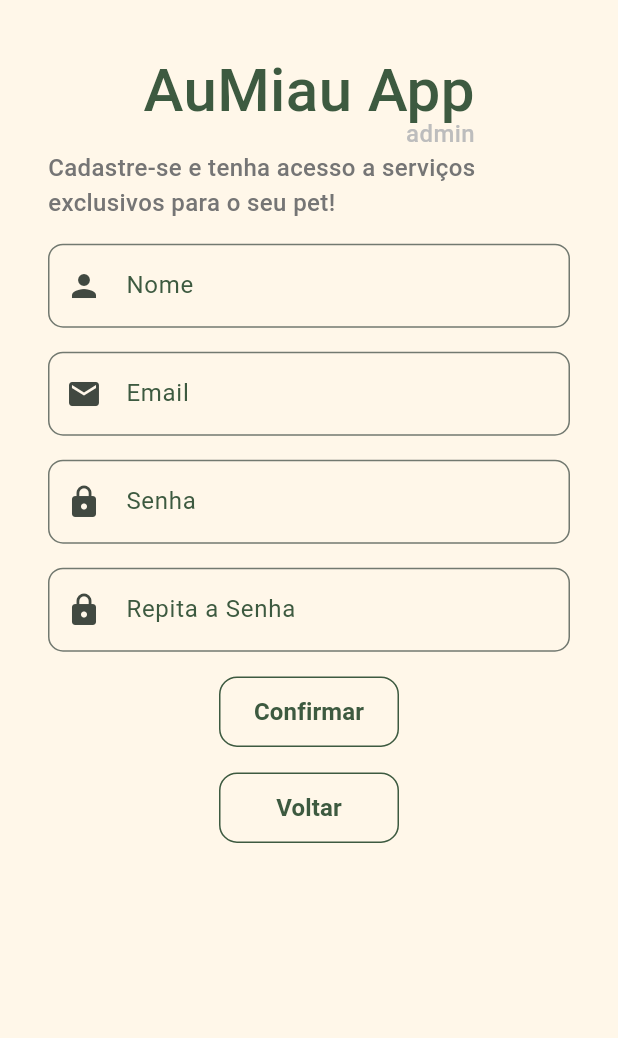
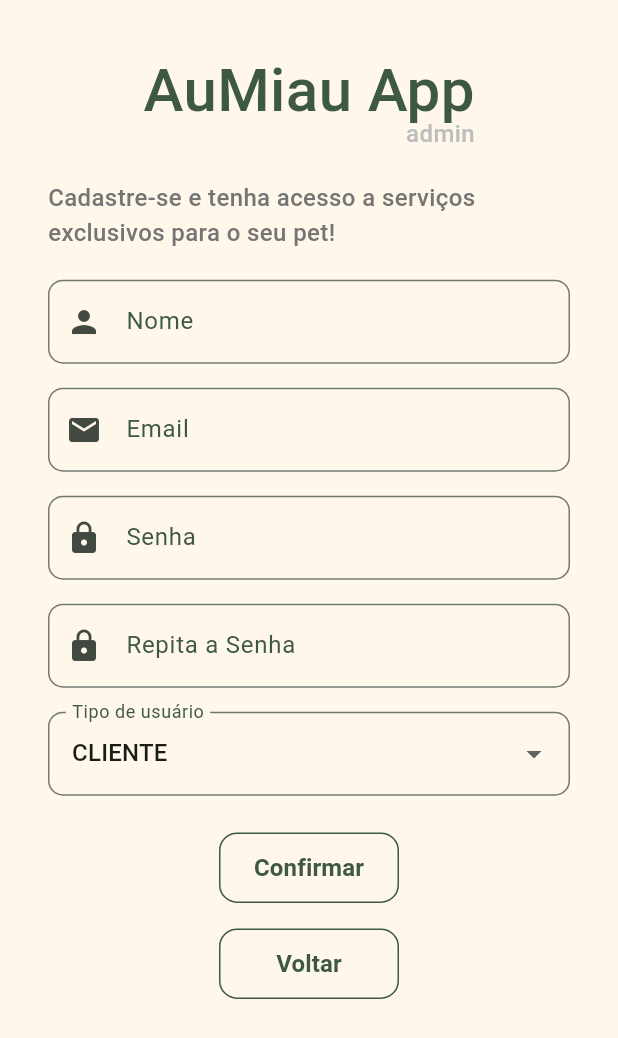
Before and after one commit to larissasenar/flutter_agendamento_pet, a Flutter app: the screen it shows after launch, after a tap on "Entrar", after a tap on "Cadastrar", on a phone screen of 412 x 824 dp. Shown: the top 1038 px of the screen. Run offline on Flutter 3.47's test engine with Material 3 defaults, Android fonts, the phone set to English and light mode, and no system bars; our stand-ins replace sqflite; accounts and stored records are empty.

Commit message:
Add
Cadastro funcional com diferenciação de tipo de usuário.
Telas exclusivas (cliente/admin).
Controle de acesso.

```diff
--- a/analysis_options.yaml
+++ b/analysis_options.yaml
@@ -11,7 +11,9 @@ analyzer:
   errors:
     avoid_print: ignore
     avoid_unnecessary_containers: ignore
+    await_only_futures: ignore
     sized_box_for_whitespace: ignore
+    use_build_context_synchronously: ignore
 include: package:flutter_lints/flutter.yaml
 
 linter:
--- /dev/null
+++ b/lib/data/database_helper.dart
@@ -0,0 +1,102 @@
+import 'package:sqflite/sqflite.dart';
+import 'package:path/path.dart';
+
+class DatabaseHelper {
+  static final DatabaseHelper instance = DatabaseHelper._init();
+  static Database? _database;
+
+  DatabaseHelper._init();
+
+  Future<Database> get database async {
+    if (_database != null) return _database!;
+    _database = await _initDB('usuarios.db');
+    return _database!;
+  }
+
+  Future<Database> _initDB(String filePath) async {
+    final dbPath = await getDatabasesPath();
+    final path = join(dbPath, filePath);
+
+    return await openDatabase(
+      path,
+      version: 2, // Atualize a versão para forçar uma recriação
+      onCreate: _createDB,
+      onUpgrade: (db, oldVersion, newVersion) async {
+        if (oldVersion < 2) {
+          // Aqui é onde você garante que, quando a versão mudar, a tabela será recriada
+          await db.execute("DROP TABLE IF EXISTS usuarios");
+          await _createDB(db, newVersion);
+        }
+      },
+    );
+  }
+
+  Future _createDB(Database db, int version) async {
+    await db.execute('''
+      CREATE TABLE usuarios (
+        id INTEGER PRIMARY KEY AUTOINCREMENT,
+        nome TEXT NOT NULL,
+        email TEXT NOT NULL UNIQUE,
+        senha TEXT NOT NULL,
+        tipo TEXT NOT NULL
+      )
+    ''');
+  }
+
+  Future<int> cadastrarUsuario(
+    String nome,
+    String email,
+    String senha,
+    String tipo,
+  ) async {
+    final db = await instance.database;
+    return await db.insert('usuarios', {
+      'nome': nome,
+      'email': email,
+      'senha': senha,
+      'tipo': tipo,
+    });
+  }
+
+  Future<Map<String, dynamic>?> buscarUsuario(
+    String email,
+    String senha,
+  ) async {
+    final db = await instance.database;
+
+    final result = await db.query(
+      'usuarios',
+      where: 'email = ? AND senha = ?',
+      whereArgs: [email, senha],
+    );
+
+    if (result.isNotEmpty) {
+      return result.first;
+    } else {
+      return null;
+    }
+  }
+
+  // Buscar usuário por email (para verificar se já existe)
+  Future<Map<String, dynamic>?> buscarUsuarioPorEmail(String email) async {
+    final db = await instance.database;
+
+    final result = await db.query(
+      'usuarios',
+      where: 'email = ?',
+      whereArgs: [email],
+    );
+
+    if (result.isNotEmpty) {
+      return result.first; // Retorna o primeiro usuário encontrado
+    } else {
+      return null; // Retorna null se não encontrar nenhum usuário com esse email
+    }
+  }
+
+  // Listar usuários (exemplo para debug)
+  Future<List<Map<String, dynamic>>> listarUsuarios() async {
+    final db = await instance.database;
+    return await db.query('usuarios');
+  }
+}
--- a/lib/data/database_pet.dart
+++ /dev/null
@@ -1,86 +0,0 @@
-import 'package:sqflite/sqflite.dart';
-import 'package:path/path.dart';
-import 'package:path_provider/path_provider.dart';
-import '../models/pet.dart';
-import '../models/agendamento.dart';
-
-class DatabasePet {
-  static Database? _database;
-  static final DatabasePet instance = DatabasePet._internal();
-
-  factory DatabasePet() => instance;
-
-  DatabasePet._internal();
-
-  Future<Database> get database async {
-    if (_database != null) return _database!;
-
-    _database = await _initDatabase(); //inicializamos o banco de dados chamando
-    return _database!;
-  }
-
-  Future<Database> _initDatabase() async {
-    final documentsDirectory = await getApplicationDocumentsDirectory();
-    final path = join(
-      documentsDirectory.path,
-      'agendamento_pet.db',
-    ); //cria, se não existir, o banco de dados
-    return await openDatabase(path, version: 1, onCreate: _createDb);
-  }
-
-  //_createDb(): É chamada apenas na primeira vez que o banco de dados é criado.
-  Future<void> _createDb(Database db, int version) async {
-    await db.execute('''
-      CREATE TABLE pets(
-        id INTEGER PRIMARY KEY AUTOINCREMENT,
-        nome TEXT NOT NULL,
-        raca TEXT NOT NULL,
-        idade INTEGER NOT NULL,
-        nomeDono TEXT NOT NULL,
-        telefoneDono TEXT NOT NULL
-      )
-    ''');
-    await db.execute('''
-      CREATE TABLE agendamentos(
-        id INTEGER PRIMARY KEY AUTOINCREMENT,
-        petId INTEGER NOT NULL,
-        dataHora TEXT NOT NULL,
-        servico TEXT NOT NULL,
-        observacoes TEXT,
-        FOREIGN KEY (petId) REFERENCES pets(id)
-      )
-    ''');
-  }
-
-  // Métodos para interagir com a tabela de Pets
-  Future<int> insertPet(Pet pet) async {
-    final db = await database;
-    return await db.insert('pets', pet.toMap());
-  }
-
-  Future<List<Pet>> getAllPets() async {
-    final db = await database;
-    final List<Map<String, dynamic>> maps = await db.query('pets');
-    return List.generate(maps.length, (i) {
-      return Pet.fromMap(maps[i]);
-    });
-  }
-
-  // Adicione outros métodos para Pets (update, delete, getById, etc.)
-
-  // Métodos para interagir com a tabela de Agendamentos
-  Future<int> insertAgendamento(Agendamento agendamento) async {
-    final db = await database;
-    return await db.insert('agendamentos', agendamento.toMap());
-  }
-
-  Future<List<Agendamento>> getAllAgendamentos() async {
-    final db = await database;
-    final List<Map<String, dynamic>> maps = await db.query('agendamentos');
-    return List.generate(maps.length, (i) {
-      return Agendamento.fromMap(maps[i]);
-    });
-  }
-
-  // métodos para agendamentos (update, delete)
-}
--- a/lib/main.dart
+++ b/lib/main.dart
@@ -1,11 +1,11 @@
 import 'package:flutter/material.dart';
 import 'package:flutter_agendamento_pet/core/theme.dart';
-import 'package:flutter_agendamento_pet/data/database_pet.dart';
+import 'package:flutter_agendamento_pet/data/database_helper.dart';
 import 'package:flutter_agendamento_pet/pages/sign_in_page.dart';
 
 void main() async {
   WidgetsFlutterBinding.ensureInitialized();
-  await DatabasePet.instance.database; //inicializa o banco
+  await DatabaseHelper.instance.database; //inicializa o banco
   runApp(const AgendamentoPetApp());
 }
 
--- a/lib/pages/sign_in_page.dart
+++ b/lib/pages/sign_in_page.dart
@@ -1,6 +1,8 @@
 import 'package:flutter/material.dart';
-import 'package:flutter_agendamento_pet/pages/sign_up_page.dart';
+import 'package:flutter_agendamento_pet/data/database_helper.dart';
+import 'package:flutter_agendamento_pet/pages/sign_up/sign_up_page.dart';
 import 'package:flutter_agendamento_pet/widgets/app_pet_logo.dart';
+import 'package:flutter/foundation.dart'; // Import necessário para kDebugMode
 
 class SignInPage extends StatefulWidget {
   const SignInPage({super.key});
@@ -13,6 +15,11 @@ class _SignInPageState extends State<SignInPage> {
   final _formKey = GlobalKey<FormState>();
   String? _email;
   String? _senha;
+
+  @override
+  void initState() {
+    super.initState();
+  }
 
   @override
   Widget build(BuildContext context) {
@@ -33,32 +40,59 @@ class _SignInPageState extends State<SignInPage> {
                     prefixIcon: Icon(Icons.mail, size: 24),
                   ),
                   validator:
-                      (email) =>
-                          email!.isEmpty ? 'Email é obrigatório' : null,
+                      (email) => email!.isEmpty ? 'Email é obrigatório' : null,
                   onSaved: (email) => _email = email,
                 ),
                 SizedBox(height: 16),
                 TextFormField(
                   decoration: InputDecoration(
                     labelText: 'Senha',
-                    prefixIcon: Icon(Icons.mail, size: 24),
+                    prefixIcon: Icon(Icons.lock, size: 24),
                   ),
                   obscureText: true,
                   validator:
-                      (senha) =>
-                          senha!.isEmpty ? 'Senha é obrigatória' : null,
+                      (senha) => senha!.isEmpty ? 'Senha é obrigatória' : null,
                   onSaved: (senha) => _senha = senha,
                 ),
                 SizedBox(height: 16),
                 Container(
                   width: 120,
                   child: OutlinedButton(
-                    onPressed: () {
+                    onPressed: () async {
                       final form = _formKey.currentState!;
                       if (form.validate()) {
-                        form.save(); // Salva os dados do formulário
-                        print('Email: $_email');
-                        print('Senha: $_senha');
+                        form.save();
+
+                        final usuario = await DatabaseHelper.instance
+                            .buscarUsuario(_email!, _senha!);
+
+                        if (usuario != null) {
+                          ScaffoldMessenger.of(context).showSnackBar(
+                            SnackBar(
+                              content: Text('Login realizado com sucesso!'),
+                            ),
+                          );
+
+                          final tipoUsuario = usuario['tipo'];
+
+                          if (tipoUsuario == 'admin') {
+                            Navigator.pushReplacementNamed(
+                              context,
+                              '/admin_home',
+                            );
+                          } else {
+                            Navigator.pushReplacementNamed(
+                              context,
+                              '/cliente_home',
+                            );
+                          }
+                        } else {
+                          ScaffoldMessenger.of(context).showSnackBar(
+                            SnackBar(
+                              content: Text('Email ou senha inválidos.'),
+                            ),
+                          );
+                        }
                       }
                     },
                     child: Text('Entrar'),
@@ -76,6 +110,28 @@ class _SignInPageState extends State<SignInPage> {
                     child: Text('Cadastrar'),
                   ),
                 ),
+                SizedBox(height: 16),
+                kDebugMode
+                    ? Container(
+                      width: 120,
+                      child: OutlinedButton(
+                        onPressed: () async {
+                          final usuarios =
+                              await DatabaseHelper.instance.listarUsuarios();
+                          print('Usuários cadastrados:');
+                          for (var usuario in usuarios) {
+                            print(
+                              'ID: ${usuario['id']}, Nome: ${usuario['nome']}, Email: ${usuario['email']}, Tipo: ${usuario['tipo']}',
+                            );
+                          }
+                        },
+                        child: Text(
+                          'List User',
+                          style: TextStyle(color: Colors.orange),
+                        ),
+                      ),
+                    )
+                    : SizedBox.shrink(),
               ],
             ),
           ),
--- /dev/null
+++ b/lib/pages/sign_up/sign_up_controller.dart
@@ -0,0 +1,49 @@
+import 'package:flutter_agendamento_pet/data/database_helper.dart';
+
+class SignUpController {
+  String? _nome;
+  String? _email;
+  String? _senha;
+  String? _tipo;
+  bool _isLoading = false;
+
+  final _usuario = DatabaseHelper.instance;
+
+  String? validaSenhaRepetida(String? senhaRepetida) {
+    if (senhaRepetida == null || senhaRepetida.isEmpty) {
+      return 'Campo obrigatório';
+    } else if (senhaRepetida != _senha) {
+      return 'Senhas devem ser iguais';
+    }
+    return null;
+  }
+
+  // Verifica se o email já está cadastrado
+  Future<void> criaUsuario() async {
+    if (_nome != null && _email != null && _senha != null && _tipo != null) {
+      // Verifique se o email já existe no banco de dados
+      final usuarioExistente = await _usuario.buscarUsuarioPorEmail(_email!);
+
+      if (usuarioExistente != null) {
+        throw Exception('Email já cadastrado');
+      }
+
+      // Se o email não existe, insira o novo usuário
+      await _usuario.cadastrarUsuario(_nome!, _email!, _senha!, _tipo!);
+    } else {
+      throw Exception('Nome, email, senha ou tipo não preenchidos');
+    }
+  }
+
+  void setNome(String? nome) => _nome = nome;
+  void setEmail(String? email) => _email = email;
+  void setSenha(String? senha) => _senha = senha;
+  void setTipo(String? tipo) => _tipo = tipo;
+  void setIsLoading(bool isLoading) => _isLoading = isLoading;
+
+  String? get nome => _nome;
+  String? get email => _email;
+  String? get senha => _senha;
+  String? get tipo => _tipo;
+  bool get isLoading => _isLoading;
+}
--- /dev/null
+++ b/lib/pages/sign_up/sign_up_page.dart
@@ -0,0 +1,158 @@
+import 'package:flutter/material.dart';
+import 'package:flutter_agendamento_pet/pages/sign_up/sign_up_controller.dart';
+import 'package:flutter_agendamento_pet/widgets/app_pet_logo.dart';
+
+class SignUpPage extends StatefulWidget {
+  const SignUpPage({super.key});
+
+  @override
+  State<SignUpPage> createState() => _SignUpPageState();
+}
+
+class _SignUpPageState extends State<SignUpPage> {
+  final _formKey = GlobalKey<FormState>();
+  final _controller = SignUpController();
+
+  @override
+  Widget build(BuildContext context) {
+    return Scaffold(
+      body: SingleChildScrollView(
+        child: Form(
+          key: _formKey,
+          child: Padding(
+            padding: const EdgeInsets.all(32.0),
+            child: Column(
+              mainAxisAlignment: MainAxisAlignment.center,
+              children: [
+                AppPetLogo(),
+                SizedBox(height: 20),
+                Text(
+                  "Cadastre-se e tenha acesso a serviços exclusivos para o seu pet!",
+                  style: TextStyle(
+                    fontSize: 16,
+                    color: Colors.grey.shade600,
+                    fontWeight: FontWeight.w500,
+                  ),
+                ),
+                SizedBox(height: 20),
+                TextFormField(
+                  decoration: InputDecoration(
+                    labelText: 'Nome',
+                    prefixIcon: Icon(Icons.person, size: 24),
+                  ),
+                  validator:
+                      (nome) =>
+                          nome!.isEmpty ? 'Por favor, informe seu nome.' : null,
+                  onSaved: (nome) => _controller.setNome(nome),
+                ),
+                SizedBox(height: 16),
+                TextFormField(
+                  decoration: InputDecoration(
+                    labelText: 'Email',
+                    prefixIcon: Icon(Icons.mail, size: 24),
+                  ),
+                  validator: (email) {
+                    if (email!.isEmpty) {
+                      return 'Por favor, informe um email válido.';
+                    }
+                    if (!email.contains('@') || !email.contains('.')) {
+                      return 'Email inválido.';
+                    }
+                    return null;
+                  },
+                  onSaved: (email) => _controller.setEmail(email),
+                ),
+                SizedBox(height: 16),
+                TextFormField(
+                  decoration: InputDecoration(
+                    labelText: 'Senha',
+                    prefixIcon: Icon(Icons.lock, size: 24),
+                  ),
+                  obscureText: true,
+                  onChanged: _controller.setSenha,
+                  validator: (senha) {
+                    if (senha!.isEmpty) {
+                      return 'A senha é obrigatória.';
+                    }
+                    if (senha.length < 8) {
+                      return 'A senha deve ter pelo menos 8 caracteres.';
+                    }
+                    return null;
+                  },
+                  onSaved: (senha) => _controller.setSenha(senha),
+                ),
+                SizedBox(height: 16),
+                TextFormField(
+                  decoration: InputDecoration(
+                    labelText: 'Repita a Senha',
+                    prefixIcon: Icon(Icons.lock, size: 24),
+                  ),
+                  obscureText: true,
+                  validator:
+                      (senhaRepetida) =>
+                          _controller.validaSenhaRepetida(senhaRepetida),
+                ),
+                SizedBox(height: 16),
+                DropdownButtonFormField<String>(
+                  value: 'cliente',
+                  items:
+                      ['cliente', 'admin'].map((tipo) {
+                        return DropdownMenuItem(
+                          value: tipo,
+                          child: Text(tipo.toUpperCase()),
+                        );
+                      }).toList(),
+                  onChanged: (value) {
+                    _controller.setTipo(value);
+                  },
+                  decoration: InputDecoration(labelText: 'Tipo de usuário'),
+                ),
+
+                SizedBox(height: 24),
+                Container(
+                  width: 120,
+                  child: OutlinedButton(
+                    onPressed: () async {
+                      final form = _formKey.currentState!;
+                      if (form.validate()) {
+                        form.save();
+                        try {
+                          await _controller.criaUsuario();
+                          ScaffoldMessenger.of(context).showSnackBar(
+                            SnackBar(
+                              content: Text('Cadastro realizado com sucesso!'),
+                            ),
+                          );
+                          Navigator.pop(context);
+                        } catch (e) {
+                          ScaffoldMessenger.of(context).showSnackBar(
+                            SnackBar(
+                              content: Text(
+                                'Erro ao cadastrar o usuário: email já existente. $e',
+                              ),
+                            ),
+                          );
+                        }
+                      }
+                    },
+                    child: Text('Confirmar'),
+                  ),
+                ),
+                SizedBox(height: 16),
+                Container(
+                  width: 120,
+                  child: OutlinedButton(
+                    onPressed: () {
+                      Navigator.of(context).pop();
+                    },
+                    child: Text('Voltar'),
+                  ),
+                ),
+              ],
+            ),
+          ),
+        ),
+      ),
+    );
+  }
+}
--- a/lib/pages/sign_up_page.dart
+++ /dev/null
@@ -1,141 +0,0 @@
-import 'package:flutter/material.dart';
-import 'package:flutter_agendamento_pet/widgets/app_pet_logo.dart';
-
-class SignUpPage extends StatefulWidget {
-  const SignUpPage({super.key});
-
-  @override
-  State<SignUpPage> createState() => _SignUpPageState();
-}
-
-class _SignUpPageState extends State<SignUpPage> {
-  final _formKey = GlobalKey<FormState>();
-
-  String? _nome;
-  String? _email;
-  String? _senha;
-
-  @override
-  Widget build(BuildContext context) {
-    return Scaffold(
-      body: SingleChildScrollView(
-        child: Form(
-          key: _formKey,
-          child: Container(
-            child: Padding(
-              padding: const EdgeInsets.all(32.0),
-              child: Column(
-                mainAxisAlignment: MainAxisAlignment.center,
-                children: [
-                  AppPetLogo(),
-                  Text(
-                    "Cadastre-se e tenha acesso a serviços exclusivos para o seu pet!",
-                    style: TextStyle(
-                      fontSize: 16,
-                      color: Colors.grey.shade600,
-                      fontWeight: FontWeight.w500,
-                    ),
-                  ),
-                  SizedBox(height: 16),
-                  TextFormField(
-                    decoration: InputDecoration(
-                      labelText: 'Nome',
-                      prefixIcon: Icon(Icons.person, size: 24),
-                    ),
-                    validator:
-                        (nome) =>
-                            nome!.isEmpty
-                                ? 'Por favor, informe seu nome.'
-                                : null,
-                    onSaved: (nome) => _nome = nome,
-                  ),
-                  SizedBox(height: 16),
-                  TextFormField(
-                    decoration: InputDecoration(
-                      labelText: 'Email',
-                      prefixIcon: Icon(Icons.mail, size: 24),
-                    ),
-                    validator: (email) {
-                      if (email!.isEmpty) {
-                        return 'Por favor, informe um email válido.';
-                      }
-                      if (!email.contains('@') || !email.contains('.')) {
-                        return 'Email inválido.';
-                      }
-                      return null;
-                    },
-                    onSaved: (email) => _email = email,
-                  ),
-                  SizedBox(height: 16),
-                  TextFormField(
-                    decoration: InputDecoration(
-                      labelText: 'Senha',
-                      prefixIcon: Icon(Icons.lock, size: 24),
-                    ),
-                    obscureText: true,
-                    onChanged: (senha) => _senha = senha,
-                    validator: (senha) {
-                      if (senha!.isEmpty) {
-                        return 'A senha é obrigatória.';
-                      }
-                      if (senha.length < 8) {
-                        return 'A senha deve ter pelo menos 8 caracteres.';
-                      }
-                      return null;
-                    },
-                    onSaved: (senha) => _senha = senha,
-                  ),
-                  SizedBox(height: 16),
-                  TextFormField(
-                    decoration: InputDecoration(
-                      labelText: 'Repita a Senha',
-                      prefixIcon: Icon(Icons.lock, size: 24),
-                    ),
-                    obscureText: true,
-                    validator:
-                        (senhaRepetida) => validaSenhaRepetida(senhaRepetida),
-                  ),
-                  SizedBox(height: 16),
-                  Container(
-                    width: 120,
-                    child: OutlinedButton(
-                      onPressed: () {
-                        final form = _formKey.currentState!;
-                        if (form.validate()) {
-                          form.save(); // Salva os dados do formulário
-                          print('Nome: $_nome');
-                          print('Email: $_email');
-                          print('Senha: $_senha');
-                        }
-                      },
-                      child: Text('Confirmar'),
-                    ),
-                  ),
-                  SizedBox(height: 16),
-                  Container(
-                    width: 120,
-                    child: OutlinedButton(
-                      onPressed: () {
-                        Navigator.of(context).pop();
-                      },
-                      child: Text('Voltar'),
-                    ),
-                  ),
-                ],
-              ),
-            ),
-          ),
-        ),
-      ),
-    );
-  }
-
-  String? validaSenhaRepetida(String? senhaRepetida) {
-    if (senhaRepetida!.isEmpty) {
-      return 'Campo obrigatorio';
-    } else if (senhaRepetida != _senha) {
-      return 'Senhas devem ser iguais';
-    }
-    return null;
-  }
-}
```
